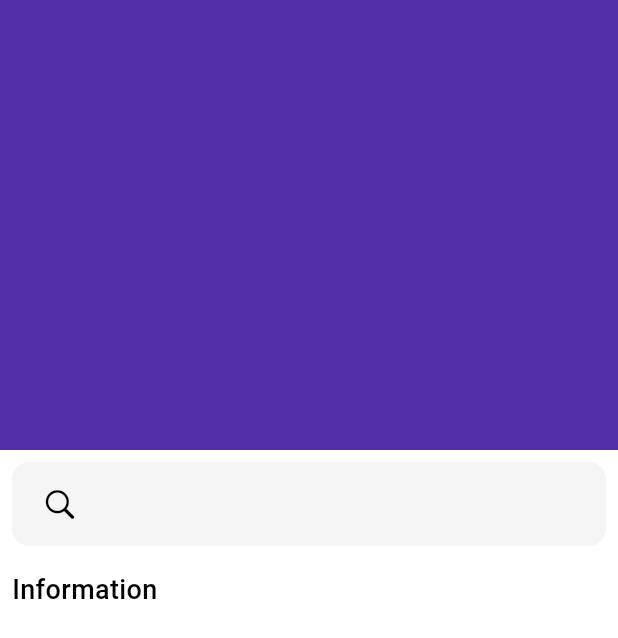
After one commit to pos-crisma/poscrisma, a Flutter app: the ErrorWeb screen opened directly, on a phone screen of 412 x 824 dp. The commit adds this screen. Shown: the top 638 px of the screen. Run offline on Flutter 3.47's test engine with Material 3 defaults, Android fonts, the phone set to English and light mode, and no system bars; our stand-ins replace carousel_slider, cloud_firestore, dio, firebase_analytics, firebase_core, flutter_modular and 3 more; accounts and stored records are empty; Roboto replaces fonts that are missing (Manrope).

Commit message:
feat: create error module

```diff
--- a/lib/app/app_module.dart
+++ b/lib/app/app_module.dart
@@ -3,6 +3,7 @@ import 'package:core/core.dart';
 ///
 import 'package:authenticator/authenticator.dart';
 import 'package:create_user/create_user.dart';
+import 'package:error/error.dart';
 import 'package:feed/feed.dart';
 import 'package:game/game.dart';
 import 'package:godparent/godparent.dart';
@@ -29,6 +30,8 @@ class AppModule extends Module {
     r.module('/splash_screen', module: SplashScreenModule());
     r.module('/create_user', module: CreateUserModule());
 
+    r.module('/error', module: ErrorModule());
+
     r.redirect('/', to: '/splash_screen/');
   }
 }
--- /dev/null
+++ b/modules/feature/error/analysis_options.yaml
@@ -0,0 +1,4 @@
+include: package:flutter_lints/flutter.yaml
+
+# Additional information about this file can be found at
+# https://dart.dev/guides/language/analysis-options
--- /dev/null
+++ b/modules/feature/error/lib/error.dart
@@ -0,0 +1,3 @@
+library error;
+
+export './src/module/error_module.dart';
--- /dev/null
+++ b/modules/feature/error/lib/src/feature/view/web/error_web.dart
@@ -0,0 +1,75 @@
+import 'package:design/design.dart';
+import 'package:flutter/cupertino.dart';
+import 'package:flutter/material.dart';
+
+class ErrorWeb extends StatelessWidget {
+  const ErrorWeb({super.key});
+
+  @override
+  Widget build(BuildContext context) {
+    return Scaffold(
+      // appBar: appBar,
+      body: SafeArea(
+        top: false,
+        child: Column(
+          children: [
+            Container(
+              height: 300,
+              color: Colors.deepPurple.shade700,
+              child: LayoutBuilder(
+                builder: (context, constraints) {
+                  return Container(
+                    height: constraints.maxHeight,
+                  );
+                },
+              ),
+            ),
+            const SizedBox(
+              height: 8,
+            ),
+            Padding(
+              padding: const EdgeInsets.symmetric(horizontal: 8),
+              child: TextField(
+                style: ManropeFont.body1,
+                decoration: borderInputDecoration(
+                  borderColor: Colors.grey.shade100,
+                  fillColor: Colors.grey.shade100,
+                  borderCircular: 12,
+                ).copyWith(
+                  prefixIcon: const Padding(
+                    padding: EdgeInsets.only(
+                      left: 20.0,
+                      right: 8.0,
+                    ),
+                    child: Icon(
+                      CupertinoIcons.search,
+                    ),
+                  ),
+                ),
+              ),
+            ),
+            const SizedBox(
+              height: 16,
+            ),
+            Padding(
+              padding: const EdgeInsets.symmetric(horizontal: 8),
+              child: Row(
+                crossAxisAlignment: CrossAxisAlignment.start,
+                mainAxisAlignment: MainAxisAlignment.start,
+                children: [
+                  TypographyText(
+                    text: "Information",
+                    style: ManropeFont.body1.copyWith(
+                      fontWeight: FontWeight.w500,
+                      fontSize: 18,
+                    ),
+                  )
+                ],
+              ),
+            ),
+          ],
+        ),
+      ),
+    );
+  }
+}
--- a/pubspec.yaml
+++ b/pubspec.yaml
@@ -67,6 +67,8 @@ dependencies:
     path: "./modules/feature/authenticator"
   splash_screen:
     path: "./modules/feature/splash_screen"
+  error:
+    path: "./modules/feature/error"
 
 dev_dependencies:
   flutter_test:
```
Also changed, not shown: modules/feature/create_user/lib/src/feature/provider/controller/store/user_mobile_reducer.dart (+9 -9 lines), modules/feature/error/lib/src/feature/view/error_page.dart (added, +44 -0 lines), modules/feature/error/lib/src/feature/view/mobile/error_mobile.dart (added, +142 -0 lines), modules/feature/error/lib/src/module/error_module.dart (added, +19 -0 lines), modules/feature/error/pubspec.yaml (added, +59 -0 lines), modules/design/assets/svg/no-data.dark.svg (added), modules/design/assets/svg/no-data.light.svg (added), pubspec.lock, 6 other files.
